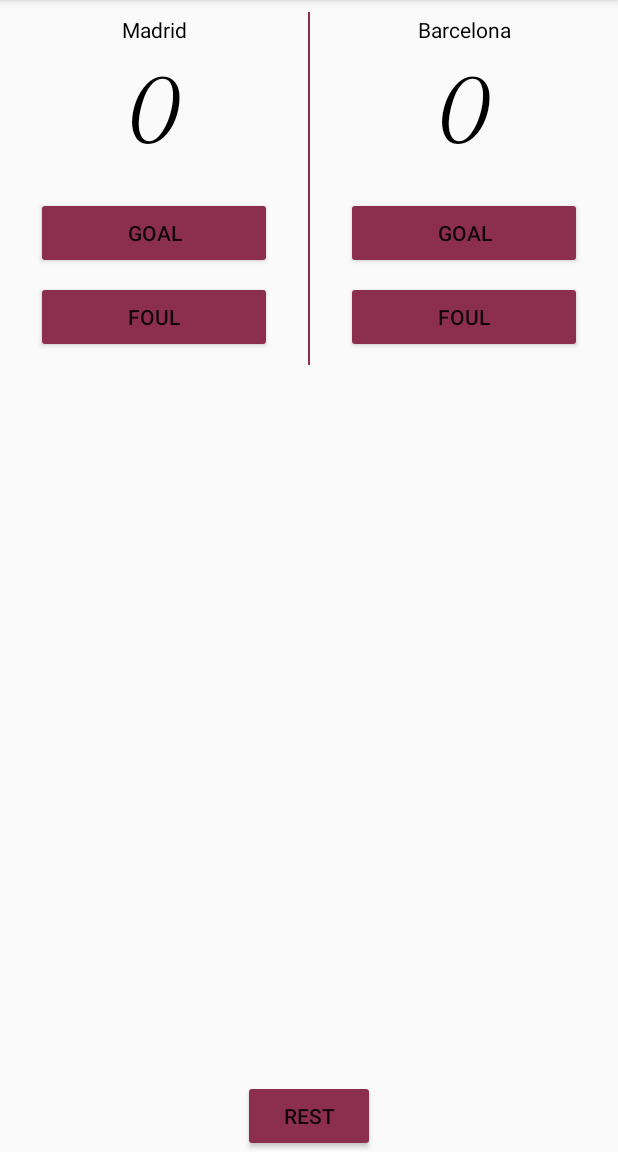
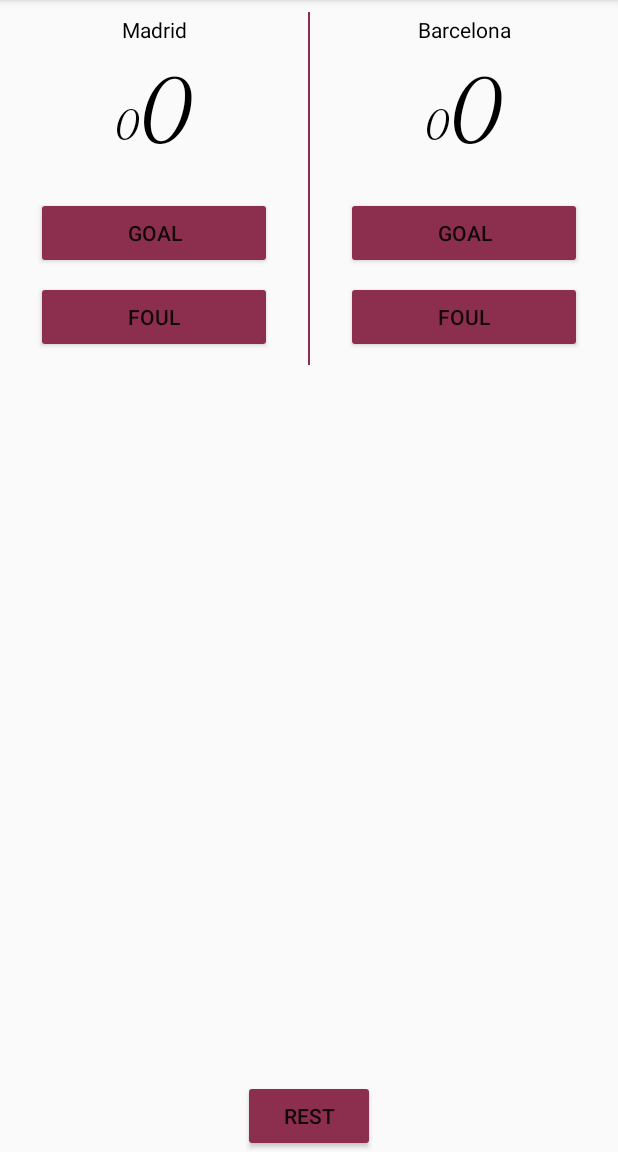
Before and after one commit to AseelAlawadh/Football-Score-app, an Android app: the screen it shows after launch (MainActivity), after a tap on "REST", on a phone screen of 412 x 824 dp, the part 84-1236 px from its top. Run offline under Robolectric (Android 15) with nearby library versions, the phone set to English and light mode, and no system bars.

Commit message:
doing the change on textView & buttons based on review comments.

```diff
--- a/app/src/main/java/com/udacity/alawadh/aseel/scorekeeper/MainActivity.java
+++ b/app/src/main/java/com/udacity/alawadh/aseel/scorekeeper/MainActivity.java
@@ -9,6 +9,8 @@ public class MainActivity extends AppCompatActivity {
 
     int scoreMadrid = 0;
     int scoreBarcelona = 0;
+    int foulMadrid = 0;
+    int foulBarcelona = 0;
 
     @Override
     protected void onCreate(Bundle savedInstanceState) {
@@ -20,19 +22,36 @@ public class MainActivity extends AppCompatActivity {
         scoreMadrid = scoreMadrid + 1;
          displayForMadrid(scoreMadrid);
     }
+    public void addFoulForTeamMadrid(View v) {
+        foulMadrid = foulMadrid + 1;
+        displayFoulForMadrid(foulMadrid);
+
+    }
 
     public void addOneForTeamBarcelona(View v) {
         scoreBarcelona = scoreBarcelona + 1;
         displayForBarcelona(scoreBarcelona);
     }
 
+    public void addFoulForTeamBarcelona(View v) {
+        foulBarcelona = foulBarcelona+ 1;
+        displayFoulForBarcelona(foulBarcelona);
+    }
+
     public void Rest(View v) {
         displayForMadrid(0);
+        displayFoulForMadrid(0);
         displayForBarcelona(0);
+        displayFoulForBarcelona(0);
     }
 
     public void displayForMadrid(int score) {
         TextView scoreView = findViewById(R.id.score_madrid);
+        scoreView.setText(String.valueOf(score));
+    }
+
+    public void displayFoulForMadrid(int score) {
+        TextView scoreView = findViewById(R.id.foul_madrid);
         scoreView.setText(String.valueOf(score));
     }
 
@@ -41,5 +60,10 @@ public class MainActivity extends AppCompatActivity {
         scoreView.setText(String.valueOf(score));
     }
 
+    public void displayFoulForBarcelona(int score) {
+        TextView scoreView = findViewById(R.id.foul_barcelona);
+        scoreView.setText(String.valueOf(score));
+    }
+
 
 }
--- a/app/src/main/res/layout/activity_main.xml
+++ b/app/src/main/res/layout/activity_main.xml
@@ -3,12 +3,10 @@
     android:layout_width="match_parent"
     android:layout_height="match_parent">
 
-
     <LinearLayout
         android:layout_width="match_parent"
         android:layout_height="wrap_content"
         android:orientation="horizontal">
-
 
         <LinearLayout
             android:layout_width="0dp"
@@ -28,6 +26,23 @@
                 android:textColor="@color/colorBlack"
                 android:textSize="14sp" />
 
+            <LinearLayout
+                android:layout_width="wrap_content"
+                android:layout_height="wrap_content"
+                android:layout_gravity="center"
+                android:orientation="horizontal">
+
+                <TextView
+                    android:id="@+id/foul_madrid"
+                    android:layout_width="match_parent"
+                    android:layout_height="wrap_content"
+                    android:fontFamily="cursive"
+                    android:gravity="center_horizontal"
+                    android:paddingBottom="24dp"
+                    android:text="0"
+                    android:textColor="#000"
+                    android:textSize="26sp" />
+
                 <TextView
                     android:id="@+id/score_madrid"
                     android:layout_width="match_parent"
@@ -39,6 +54,9 @@
                     android:textColor="#000"
                     android:textSize="56sp" />
 
+            </LinearLayout>
+
+
             <Button
                 android:id="@+id/button"
                 android:layout_width="match_parent"
@@ -49,7 +67,6 @@
                 android:onClick="addOneForTeamMadrid"
                 android:text="@string/button1" />
 
-
             <Button
                 android:id="@+id/button2"
                 android:layout_width="match_parent"
@@ -57,7 +74,7 @@
                 android:layout_marginBottom="8dp"
                 android:layout_marginLeft="24dp"
                 android:layout_marginRight="24dp"
-                android:onClick="addOneForTeamMadrid"
+                android:onClick="addFoulForTeamMadrid"
                 android:text="@string/button2" />
 
         </LinearLayout>
@@ -75,7 +92,6 @@
             android:orientation="vertical"
             tools:context=".MainActivity">
 
-
             <TextView
                 android:id="@+id/barcelona"
                 android:layout_width="match_parent"
@@ -87,6 +103,23 @@
                 android:textColor="@color/colorBlack"
                 android:textSize="14sp" />
 
+            <LinearLayout
+                android:layout_width="wrap_content"
+                android:layout_height="wrap_content"
+                android:layout_gravity="center"
+                android:orientation="horizontal">
+
+                <TextView
+                    android:id="@+id/foul_barcelona"
+                    android:layout_width="match_parent"
+                    android:layout_height="wrap_content"
+                    android:fontFamily="cursive"
+                    android:gravity="center_horizontal"
+                    android:paddingBottom="24dp"
+                    android:text="0"
+                    android:textColor="#000"
+                    android:textSize="26sp" />
+
                 <TextView
                     android:id="@+id/score_barcelona"
                     android:layout_width="match_parent"
@@ -97,6 +130,8 @@
                     android:text="0"
                     android:textColor="#000"
                     android:textSize="56sp" />
+            </LinearLayout>
+
 
             <Button
                 android:id="@+id/button3"
@@ -116,7 +151,7 @@
                 android:layout_marginBottom="8dp"
                 android:layout_marginLeft="24dp"
                 android:layout_marginRight="24dp"
-                android:onClick="addOneForTeamBarcelona"
+                android:onClick="addFoulForTeamBarcelona"
                 android:text="@string/button2" />
 
         </LinearLayout>
```
Lines whose indentation alone changed are shown as unchanged.
